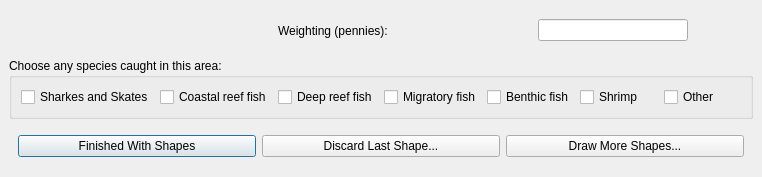
Before: the Qt Designer form cobi_loreto/Interview/drawconsscience.ui in Ecotrust/openoceanmap-desktop, drawn with Qt 5.
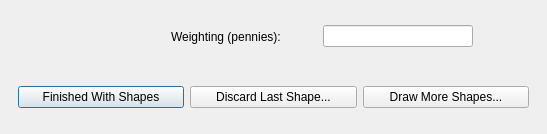
After: the same form once the commit is applied.

Commit message: functioning other income save and fix for bug when saving multiple shapes - now returns to the correct dialog

The edit to the form file:
```diff
--- a/cobi_loreto/Interview/drawconsscience.ui
+++ b/cobi_loreto/Interview/drawconsscience.ui
@@ -6,8 +6,8 @@
    <rect>
     <x>0</x>
     <y>0</y>
-    <width>762</width>
-    <height>177</height>
+    <width>547</width>
+    <height>134</height>
    </rect>
   </property>
   <property name="windowTitle" >
@@ -126,64 +126,6 @@
      </layout>
     </widget>
    </item>
-   <item row="1" column="0" >
-    <widget class="QGroupBox" name="groupBox" >
-     <property name="title" >
-      <string>Choose any species caught in this area:</string>
-     </property>
-     <layout class="QHBoxLayout" >
-      <item>
-       <widget class="QCheckBox" name="checkBox" >
-        <property name="text" >
-         <string>Sharkes and Skates</string>
-        </property>
-       </widget>
-      </item>
-      <item>
-       <widget class="QCheckBox" name="checkBox_2" >
-        <property name="text" >
-         <string>Coastal reef fish</string>
-        </property>
-       </widget>
-      </item>
-      <item>
-       <widget class="QCheckBox" name="checkBox_3" >
-        <property name="text" >
-         <string>Deep reef fish</string>
-        </property>
-       </widget>
-      </item>
-      <item>
-       <widget class="QCheckBox" name="checkBox_4" >
-        <property name="text" >
-         <string>Migratory fish</string>
-        </property>
-       </widget>
-      </item>
-      <item>
-       <widget class="QCheckBox" name="checkBox_5" >
-        <property name="text" >
-         <string>Benthic fish</string>
-        </property>
-       </widget>
-      </item>
-      <item>
-       <widget class="QCheckBox" name="checkBox_6" >
-        <property name="text" >
-         <string>Shrimp</string>
-        </property>
-       </widget>
-      </item>
-      <item>
-       <widget class="QCheckBox" name="checkBox_7" >
-        <property name="text" >
-         <string>Other</string>
-        </property>
-       </widget>
-      </item>
-     </layout>
-    </widget>
-   </item>
   </layout>
  </widget>
  <resources/>
```
The commit also changes 24 other files.
